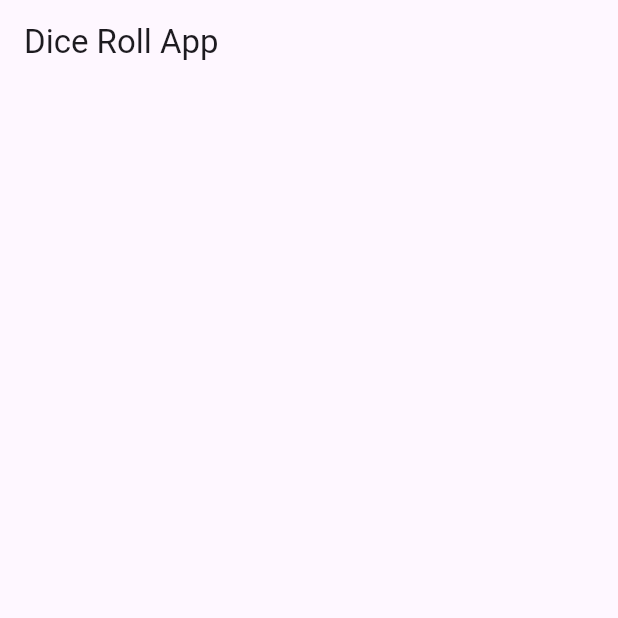
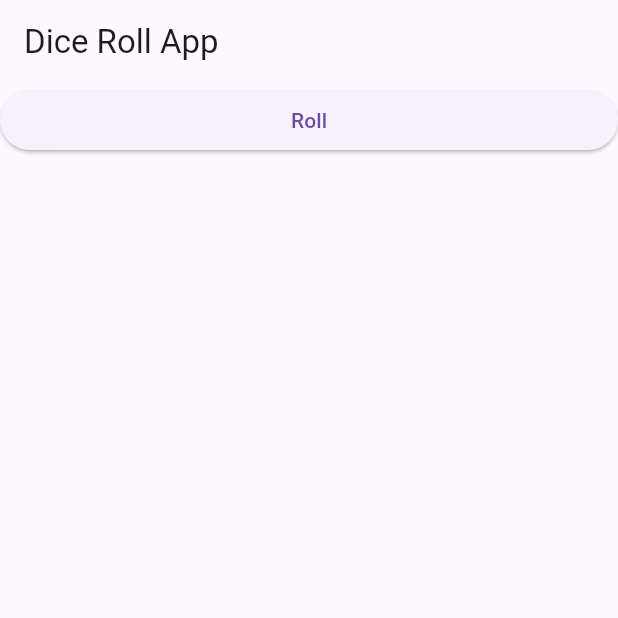
Before and after one commit to nativecrossplatform/Flutter-Dice-Roll, a Flutter app: the screen it shows after launch, on a phone screen of 412 x 824 dp, the top half of it. Run offline on Flutter 3.47's test engine with Material 3 defaults, Android fonts, the phone set to English and light mode, and no system bars.

Commit message:
button added, switch case implementation pending

```diff
--- a/diceroll/lib/main.dart
+++ b/diceroll/lib/main.dart
@@ -1,4 +1,5 @@
 // ignore_for_file: camel_case_types
+import 'package:diceroll/roll_dice_button.dart';
 import 'package:flutter/material.dart';
 void main()
 {
@@ -19,7 +20,7 @@
         appBar: AppBar(
           title: Text('Dice Roll App')
         ),
-        body: Column(children: []),
+        body: Column(children: [roll_dice_button()]),
       );
     }
 }
```
Also changed, not shown: diceroll/lib/roll_dice_button.dart (+34 -2 lines).
